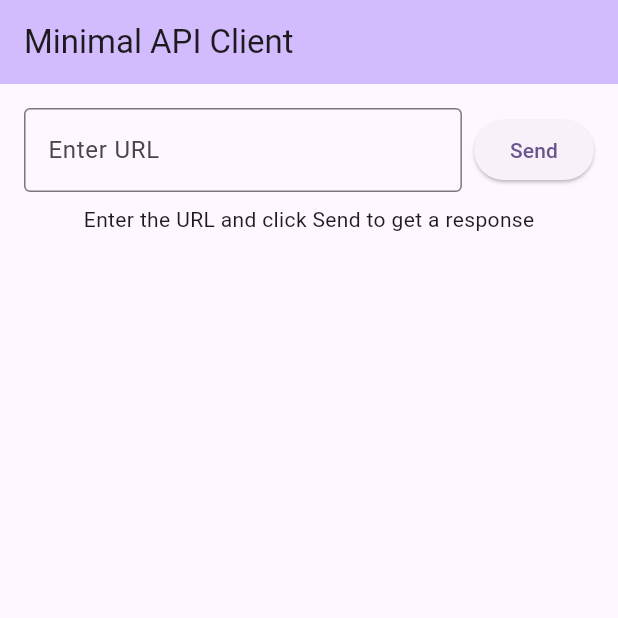
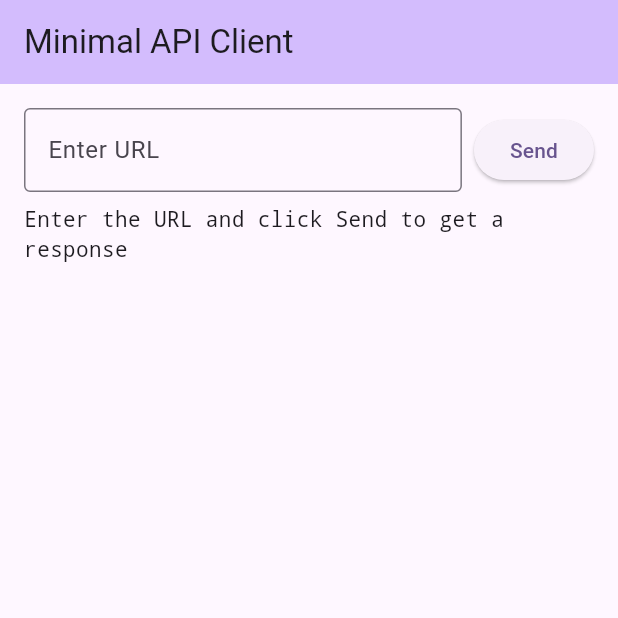
Before and after one commit to berkerozgur/minimal_api_client, a Flutter app: the screen it shows after launch, on a phone screen of 412 x 824 dp, the top half of it. Run offline on Flutter 3.47's test engine with Material 3 defaults, Android fonts, the phone set to English and light mode, and no system bars.

Commit message:
feat: implement ApiService for fetching and formatting JSON data
- Add ApiService class with fetchFormattedJson method to handle HTTP requests and JSON formatting.
- Update InitialScreen to utilize ApiService for sending requests and displaying responses.
- Enhance UI to support loading state and display response in a selectable text format.
- Update macOS entitlements to allow network client access.
- Add http package dependency in pubspec.yaml.

```diff
--- a/lib/views/initial_screen.dart
+++ b/lib/views/initial_screen.dart
@@ -1,4 +1,6 @@
 import 'package:flutter/material.dart';
+
+import '../api_service.dart';
 
 class InitialScreen extends StatefulWidget {
   const InitialScreen({super.key});
@@ -8,8 +10,22 @@ class InitialScreen extends StatefulWidget {
 }
 
 class _InitialScreenState extends State<InitialScreen> {
+  late final TextEditingController _controller;
+  final _apiService = ApiService();
   var _isLoading = false;
   var _response = 'Enter the URL and click Send to get a response';
+
+  @override
+  void initState() {
+    super.initState();
+    _controller = TextEditingController();
+  }
+
+  @override
+  void dispose() {
+    _controller.dispose();
+    super.dispose();
+  }
 
   void _sendRequest() async {
     // TODO: Validate the url
@@ -17,9 +33,9 @@ class _InitialScreenState extends State<InitialScreen> {
       setState(() {
         _isLoading = true;
       });
-      // TODO: Replace this delay with actual logic as needed.
-      await Future.delayed(const Duration(seconds: 1));
+      final response = await _apiService.fetchFormattedJson(_controller.text);
       setState(() {
+        _response = response;
         _isLoading = false;
       });
     } catch (e) {
@@ -39,11 +55,13 @@ class _InitialScreenState extends State<InitialScreen> {
       body: Padding(
         padding: const EdgeInsets.all(16),
         child: Column(
+          crossAxisAlignment: CrossAxisAlignment.start,
           children: [
             Row(
               children: [
                 Expanded(
                   child: TextField(
+                    controller: _controller,
                     decoration: InputDecoration(
                       border: OutlineInputBorder(),
                       labelText: 'Enter URL',
@@ -55,7 +73,18 @@ class _InitialScreenState extends State<InitialScreen> {
               ],
             ),
             SizedBox(height: 8),
-            _isLoading ? CircularProgressIndicator() : Text(_response),
+            _isLoading
+                ? CircularProgressIndicator()
+                : Expanded(
+                    child: SingleChildScrollView(
+                      child: SelectableText(
+                        _response,
+                        style: Theme.of(context).textTheme.bodyMedium?.copyWith(
+                          fontFamily: 'monospace',
+                        ),
+                      ),
+                    ),
+                  ),
           ],
         ),
       ),
--- a/pubspec.yaml
+++ b/pubspec.yaml
@@ -34,6 +34,7 @@ dependencies:
   # The following adds the Cupertino Icons font to your application.
   # Use with the CupertinoIcons class for iOS style icons.
   cupertino_icons: ^1.0.8
+  http: ^1.4.0
 
 dev_dependencies:
   flutter_test:
```
Also changed, not shown: lib/api_service.dart (added, +20 -0 lines), pubspec.lock, 2 other files.
